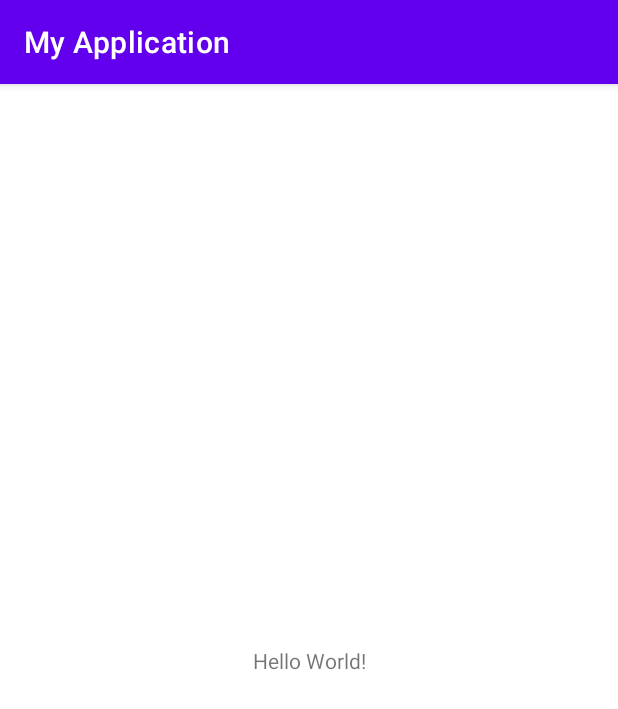
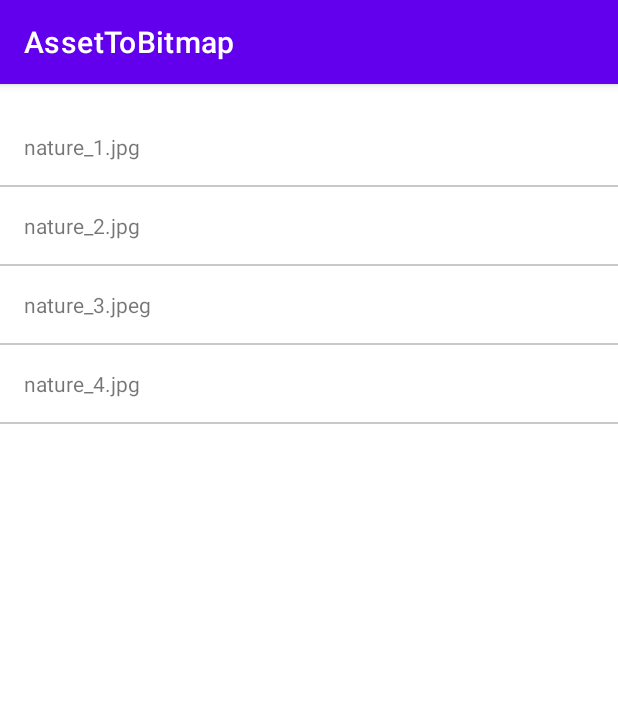
Before and after one commit to Mehdi-android/AssetToBitmapp, an Android app: the screen it shows after launch (MainActivity), on a phone screen of 412 x 824 dp. Shown: the top 709 px of the screen. Run offline under Robolectric (Android 15) with nearby library versions, the phone set to English and light mode, and no system bars.

Commit message:
1) Added Instrumented Test 2) Opened list of images from assets/Drawables folder & displayed in RecylerView 3) Opened Image into dialog on click event of any item.

```diff
--- a/app/build.gradle
+++ b/app/build.gradle
@@ -36,4 +36,5 @@ dependencies {
     testImplementation 'junit:junit:4.+'
     androidTestImplementation 'androidx.test.ext:junit:1.1.2'
     androidTestImplementation 'androidx.test.espresso:espresso-core:3.3.0'
+    implementation 'com.github.Mehdi-android:AssetToBitmapp:0.1.0'
 }
--- a/app/src/main/java/com/clevertap/android/MainActivity.java
+++ b/app/src/main/java/com/clevertap/android/MainActivity.java
@@ -1,14 +1,67 @@
 package com.clevertap.android;
 
+import android.app.Dialog;
+import android.content.res.AssetManager;
+import android.graphics.Bitmap;
+import android.os.Bundle;
+import android.view.View;
+import android.widget.ImageView;
+import android.widget.Toast;
+
 import androidx.appcompat.app.AppCompatActivity;
+import androidx.recyclerview.widget.LinearLayoutManager;
+import androidx.recyclerview.widget.RecyclerView;
 
-import android.os.Bundle;
+import com.clevertap.android.adapter.DrawableList;
+import com.clevertap.assettobitmap.AssetToBitmap;
+
+import java.io.IOException;
 
 public class MainActivity extends AppCompatActivity {
+    RecyclerView rv_assetList;
+    String[] filelistInSubfolder;
 
     @Override
     protected void onCreate(Bundle savedInstanceState) {
         super.onCreate(savedInstanceState);
         setContentView(R.layout.activity_main);
+        initData();
+        final AssetManager assetManager = getAssets();
+        try {
+            // for assets/subFolderInAssets add only subfolder name
+            filelistInSubfolder = assetManager.list("Drawables");
+            if (filelistInSubfolder == null) {
+                Toast.makeText(this, "No files inside assets folder", Toast.LENGTH_SHORT).show();
+            }
+            DrawableList drawableList = new DrawableList(this, filelistInSubfolder, new View.OnClickListener() {
+                @Override
+                public void onClick(View view) {
+                    int pos = (int) view.getTag();
+                    String path = "Drawables/" + filelistInSubfolder[pos];
+                    openImageDialog(path);
+
+                }
+            });
+            rv_assetList.setAdapter(drawableList);
+
+        } catch (IOException e) {
+            e.printStackTrace();
+        }
+
+    }
+
+    private void openImageDialog(String path) {
+        Bitmap bitmap = AssetToBitmap.getBitmapFromAsset(this, path);
+        Dialog dialog = new Dialog(this);
+        dialog.setContentView(R.layout.dialog_imageview);
+        ImageView imageView = dialog.findViewById(R.id.iv_img);
+        imageView.setImageBitmap(bitmap);
+        dialog.show();
+    }
+
+    private void initData() {
+        rv_assetList = findViewById(R.id.rv_assetList);
+        rv_assetList.setLayoutManager(new LinearLayoutManager(this));
+
     }
 }
--- /dev/null
+++ b/app/src/main/java/com/clevertap/android/adapter/DrawableList.java
@@ -0,0 +1,64 @@
+package com.clevertap.android.adapter;
+
+import android.content.Context;
+import android.view.LayoutInflater;
+import android.view.View;
+import android.view.ViewGroup;
+import android.widget.TextView;
+
+import androidx.annotation.NonNull;
+import androidx.recyclerview.widget.RecyclerView;
+
+import com.clevertap.android.R;
+
+public class DrawableList extends RecyclerView.Adapter {
+    Context context;
+    String[] filelistInSubfolder;
+    View.OnClickListener onClickListener;
+
+    public DrawableList(Context context, String[] filelistInSubfolder, View.OnClickListener onClickListener) {
+        this.context = context;
+        this.filelistInSubfolder = filelistInSubfolder;
+        this.onClickListener = onClickListener;
+    }
+
+    @NonNull
+    @Override
+    public RecyclerView.ViewHolder onCreateViewHolder(@NonNull ViewGroup parent, int viewType) {
+        View v = LayoutInflater.from(parent.getContext()).inflate(R.layout.row_drawables, parent, false);
+        // set the view's size, margins, paddings and layout parameters
+        MyViewHolder vh = new MyViewHolder(v); // pass the view to View Holder
+
+
+        return vh;
+    }
+
+    @Override
+    public void onBindViewHolder(@NonNull RecyclerView.ViewHolder holder, int position) {
+        MyViewHolder viewholder = (MyViewHolder) holder;
+        viewholder.tv_img.setText(filelistInSubfolder[position]);
+        viewholder.tv_img.setOnClickListener(onClickListener);
+        viewholder.tv_img.setTag(position);
+
+    }
+
+    @Override
+    public int getItemCount() {
+        return filelistInSubfolder.length;
+    }
+
+    public class MyViewHolder extends RecyclerView.ViewHolder {
+        // init the item view's
+        TextView tv_img;
+
+        public MyViewHolder(View itemView) {
+            super(itemView);
+            // get the reference of item view's
+            tv_img = (TextView) itemView.findViewById(R.id.tv_img);
+
+
+        }
+
+    }
+
+}
--- a/app/src/main/res/layout/activity_main.xml
+++ b/app/src/main/res/layout/activity_main.xml
@@ -1,18 +1,15 @@
 <?xml version="1.0" encoding="utf-8"?>
-<androidx.constraintlayout.widget.ConstraintLayout xmlns:android="http://schemas.android.com/apk/res/android"
-    xmlns:app="http://schemas.android.com/apk/res-auto"
+<LinearLayout xmlns:android="http://schemas.android.com/apk/res/android"
     xmlns:tools="http://schemas.android.com/tools"
     android:layout_width="match_parent"
     android:layout_height="match_parent"
+    android:orientation="vertical"
     tools:context=".MainActivity">
 
-    <TextView
-        android:layout_width="wrap_content"
+    <androidx.recyclerview.widget.RecyclerView
+        android:id="@+id/rv_assetList"
+        android:layout_width="match_parent"
         android:layout_height="wrap_content"
-        android:text="Hello World!"
-        app:layout_constraintBottom_toBottomOf="parent"
-        app:layout_constraintLeft_toLeftOf="parent"
-        app:layout_constraintRight_toRightOf="parent"
-        app:layout_constraintTop_toTopOf="parent" />
+        android:layout_marginTop="16dp" />
 
-</androidx.constraintlayout.widget.ConstraintLayout>
+</LinearLayout>
--- /dev/null
+++ b/app/src/main/res/layout/row_drawables.xml
@@ -0,0 +1,19 @@
+<?xml version="1.0" encoding="utf-8"?>
+<LinearLayout xmlns:android="http://schemas.android.com/apk/res/android"
+    android:layout_width="match_parent"
+    android:layout_height="wrap_content"
+    android:orientation="vertical">
+
+    <TextView
+        android:id="@+id/tv_img"
+        android:layout_width="match_parent"
+        android:layout_height="wrap_content"
+        android:background="?android:attr/selectableItemBackground"
+        android:padding="16dp" />
+
+    <View
+        android:layout_width="match_parent"
+        android:layout_height="1dp"
+        android:background="@color/cardview_shadow_start_color" />
+
+</LinearLayout>
--- a/app/src/main/res/values/strings.xml
+++ b/app/src/main/res/values/strings.xml
@@ -1,3 +1,3 @@
 <resources>
-    <string name="app_name">My Application</string>
+    <string name="app_name">AssetToBitmap</string>
 </resources>
--- a/build.gradle
+++ b/build.gradle
@@ -16,6 +16,7 @@ allprojects {
     repositories {
         google()
         jcenter()
+        maven { url 'https://jitpack.io' }
     }
 }
 
```
Also changed, not shown: app/src/main/res/layout/dialog_imageview.xml (added, +15 -0 lines), app/src/main/assets/Drawables/nature_1.jpg (added), app/src/main/assets/Drawables/nature_2.jpg (added), app/src/main/assets/Drawables/nature_3.jpeg (added), app/src/main/assets/Drawables/nature_4.jpg (added), 2 other files.
